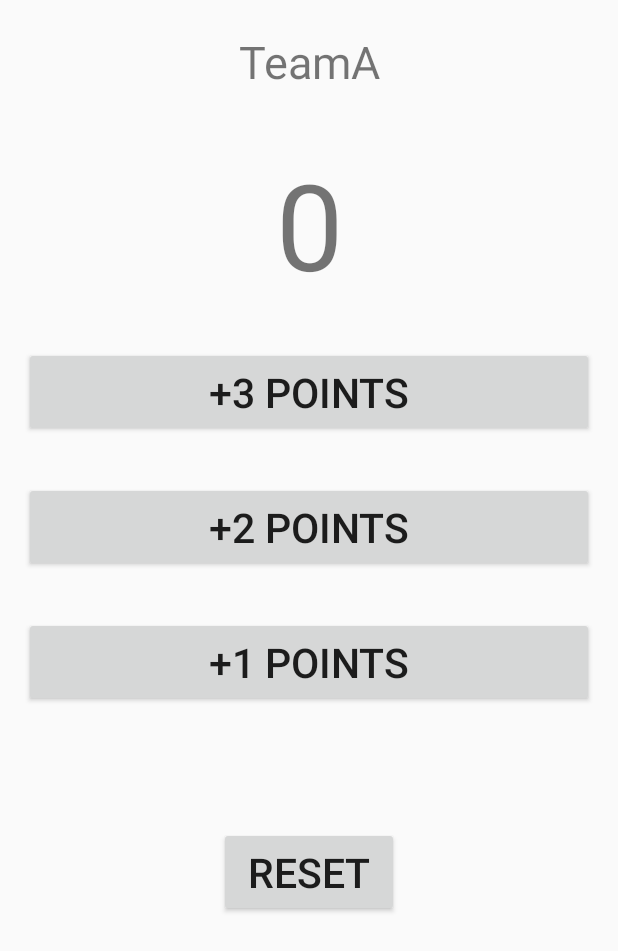
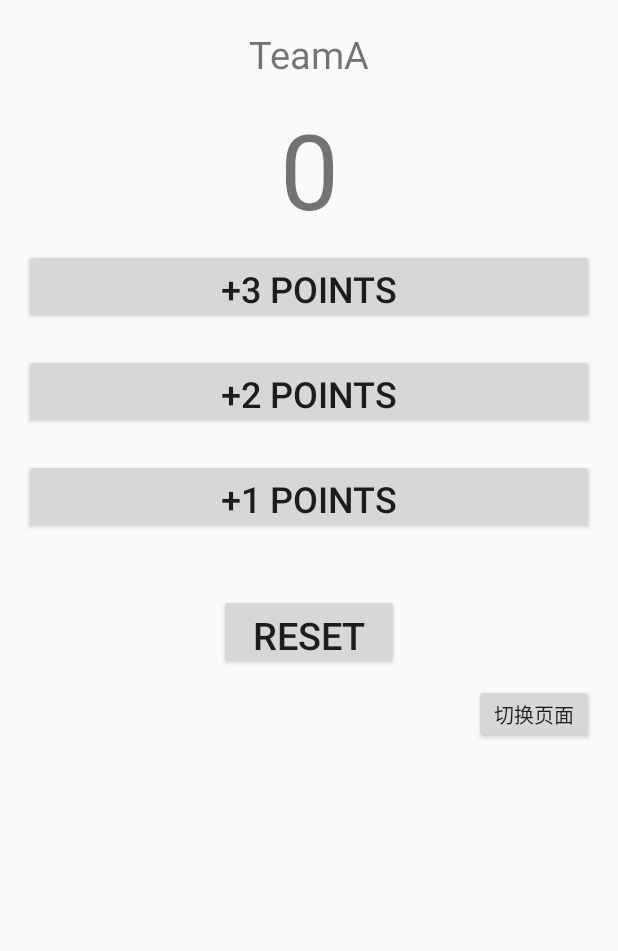
Before and after one commit to RTigerAsh/first, an Android app: the layout basketball.xml on its own in the app's theme, with its tools: preview values and no code run, on a phone screen of 412 x 824 dp. Shown: the top 951 px of the screen. Run offline under Robolectric (Android 15) with nearby library versions, the phone set to English and light mode, and no system bars.

Commit message:
week4 homework & basketball software
试着做页面转化

```diff
--- a/app/src/main/res/layout/basketball.xml
+++ b/app/src/main/res/layout/basketball.xml
@@ -8,53 +8,62 @@
     <TextView
         android:id="@+id/tname"
         android:text="@string/tname"
-        android:textSize="30dp"
+        android:textSize="25dp"
         android:gravity="center"
-        android:layout_marginBottom="30dp"
+        android:layout_marginBottom="10dp"
         android:layout_width="match_parent"
-        android:layout_height="50dp" />
+        android:layout_height="40dp" />
 
     <TextView
         android:id="@+id/tsc"
         android:text="@string/tsc"
-        android:textSize="80dp"
+        android:textSize="70dp"
         android:gravity="center"
-        android:layout_marginBottom="35dp"
+        android:layout_marginBottom="10dp"
         android:layout_width="match_parent"
-        android:layout_height="100dp" />
+        android:layout_height="90dp" />
 
 
     <Button
         android:id="@+id/j3"
         android:text="@string/j3"
-        android:textSize="27dp"
+        android:textSize="24dp"
         android:layout_width="match_parent"
-        android:layout_marginBottom="30dp"
-        android:layout_height="60dp" />
+        android:layout_marginBottom="20dp"
+        android:layout_height="50dp" />
 
     <Button
         android:id="@+id/j2"
         android:text="@string/j2"
-        android:textSize="27dp"
+        android:textSize="24dp"
         android:layout_width="match_parent"
-        android:layout_marginBottom="30dp"
-        android:layout_height="60dp" />
+        android:layout_marginBottom="20dp"
+        android:layout_height="50dp" />
 
     <Button
         android:id="@+id/j1"
         android:text="@string/j1"
-        android:textSize="27dp"
+        android:textSize="24dp"
         android:layout_width="match_parent"
-        android:layout_marginBottom="80dp"
-        android:layout_height="60dp" />
+        android:layout_marginBottom="40dp"
+        android:layout_height="50dp" />
 
     <Button
         android:id="@+id/clear"
         android:text="@string/clear"
-        android:textSize="27dp"
+        android:textSize="25dp"
         android:layout_width="120dp"
         android:layout_gravity="center"
-        android:layout_marginBottom="80dp"
-        android:layout_height="60dp" />
+        android:layout_marginBottom="10dp"
+        android:layout_height="50dp" />
+
+
+    <Button
+        android:id="@+id/btos"
+        android:text="@string/stob"
+        android:textSize="13dp"
+        android:layout_gravity="end"
+        android:layout_width="80dp"
+        android:layout_height="40dp" />
 
 </LinearLayout>
--- a/app/src/main/res/values/strings.xml
+++ b/app/src/main/res/values/strings.xml
@@ -13,6 +13,7 @@
     <string name="j2" translatable="false">+2 POINTS</string>
     <string name="j1" translatable="false">+1 POINTS</string>
     <string name="clear" translatable="false">RESET</string>
+    <string name="stob" translatable="false">切换页面</string>
 
 
     <string name="but1" translatable="false">转换为华氏温度</string>
```
Also changed, not shown: app/src/main/java/cn/edu/swufe/first/MainActivity.java (+73 -5 lines), app/src/main/res/layout/second.xml (+9 -1 lines).
